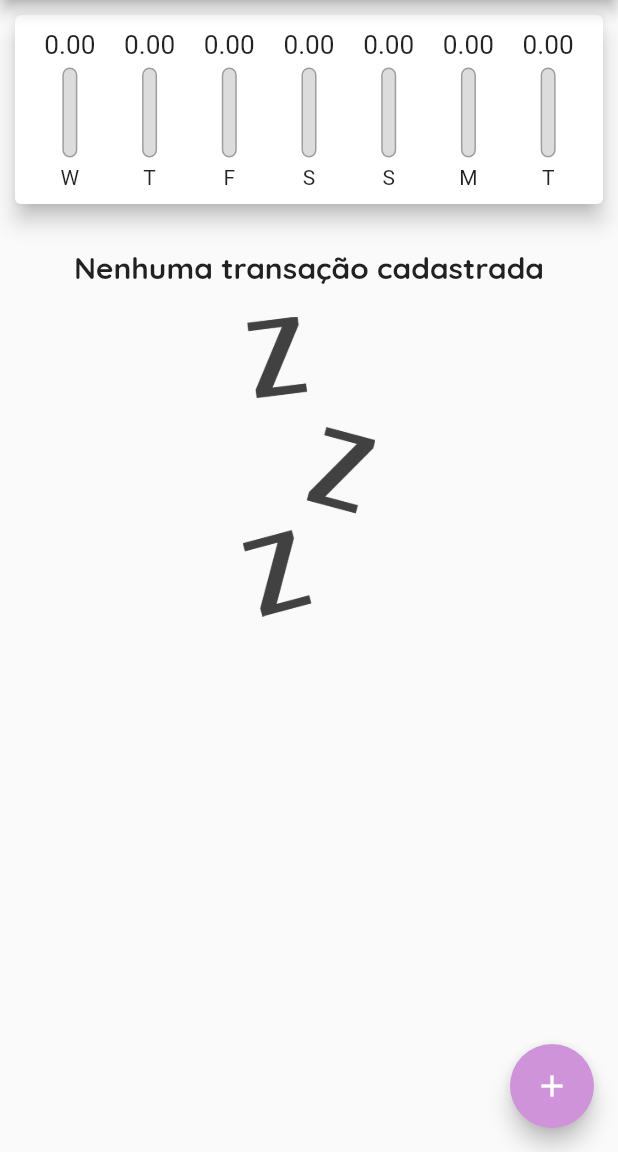
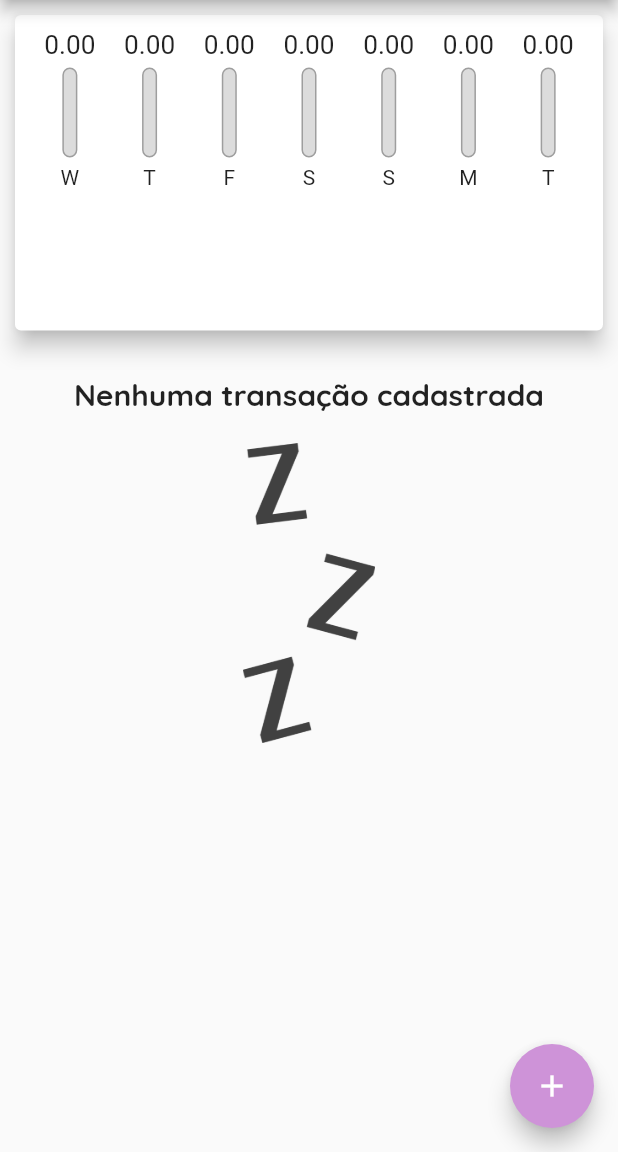
Before and after one commit to leomoreira597/expend, a Flutter app: the screen it shows after launch, on a phone screen of 412 x 824 dp, the part 84-1236 px from its top. Run offline on Flutter 3.47's test engine with Material 2 defaults, Android fonts, the phone set to English and light mode, and no system bars.

Commit message:
add responsividade

```diff
--- a/lib/components/transaction_list.dart
+++ b/lib/components/transaction_list.dart
@@ -4,14 +4,13 @@ import '../models/transaction.dart';
 
 class TransactionList extends StatelessWidget {
   final List<Transaction> transactions;
+  final void Function(String) removeTransaction;
 
-  TransactionList(this.transactions);
+  TransactionList(this.transactions, this.removeTransaction);
 
   @override
   Widget build(BuildContext context) {
-    return SizedBox(
-      height: 300,
-      child: transactions.isEmpty
+    return transactions.isEmpty
         ? Column(
             children: [
               const SizedBox(
@@ -71,11 +70,17 @@ class TransactionList extends StatelessWidget {
                       fontSize: 19,
                     ),
                   ),
-                    subtitle: Text(DateFormat('dd/MM/y').format(tr.date)),
+                  subtitle: Text(
+                    DateFormat('dd/MM/y').format(tr.date),
+                  ),
+                  trailing: IconButton(
+                    icon: const Icon(Icons.delete),
+                    onPressed: () => removeTransaction(tr.id),
+                    color: Theme.of(context).errorColor,
+                  ),
                 ),
               );
             },
-            ),
           );
   }
 }
--- a/lib/main.dart
+++ b/lib/main.dart
@@ -48,9 +48,7 @@ class MyHomePage extends StatefulWidget {
 }
 
 class _MyHomePageState extends State<MyHomePage> {
-  final List<Transaction> _transactions = [
-
-  ];
+  final List<Transaction> _transactions = [];
 
   List<Transaction> get _recentsTransactions {
     return _transactions
@@ -77,6 +75,12 @@ class _MyHomePageState extends State<MyHomePage> {
     Navigator.of(context).pop();
   }
 
+  _removeTransaction(String id) {
+    setState(() {
+      _transactions.removeWhere((tr) => tr.id == id);
+    });
+  }
+
   _openTransactionModal(BuildContext context) {
     showModalBottomSheet(
       context: context,
@@ -88,10 +92,19 @@ class _MyHomePageState extends State<MyHomePage> {
 
   @override
   Widget build(BuildContext context) {
+    final appBar = AppBar(
+      title: Text(
+        'Despesas Pessoais',
+        style: TextStyle(
+          fontSize: 20 * MediaQuery.of(context).textScaleFactor,
+        ),
+      ),
+    );
+      final avaliableHeight = MediaQuery.of(context).size.height -
+          appBar.preferredSize.height -
+          MediaQuery.of(context).padding.top;
     return Scaffold(
-      appBar: AppBar(
-        title: const Text('Despesas Pessoais'),
-      ),
+      appBar: appBar,
       floatingActionButton: FloatingActionButton(
         child: const Icon(Icons.add),
         onPressed: () => _openTransactionModal(context),
@@ -100,8 +113,17 @@ class _MyHomePageState extends State<MyHomePage> {
         child: Column(
           crossAxisAlignment: CrossAxisAlignment.stretch,
           children: [
-            Chart(_recentsTransactions),
-            TransactionList(_transactions),
+            SizedBox(
+              height: avaliableHeight * 0.3,
+              child: Chart(_recentsTransactions),
+            ),
+            SizedBox(
+              height: avaliableHeight * 0.7,
+              child: TransactionList(
+                _transactions,
+                _removeTransaction,
+              ),
+            ),
           ],
         ),
       ),
```
Lines whose indentation alone changed are shown as unchanged.
